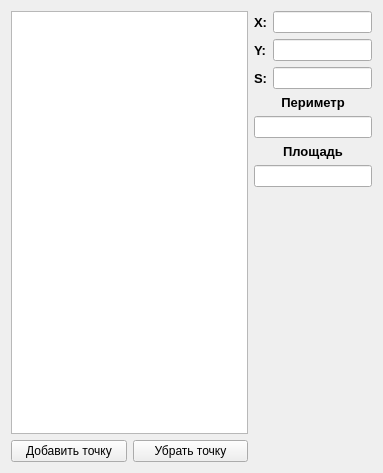
Qt form Qt/PolygonCalculator/widget.ui (Vergervan/Learning) before a commit.
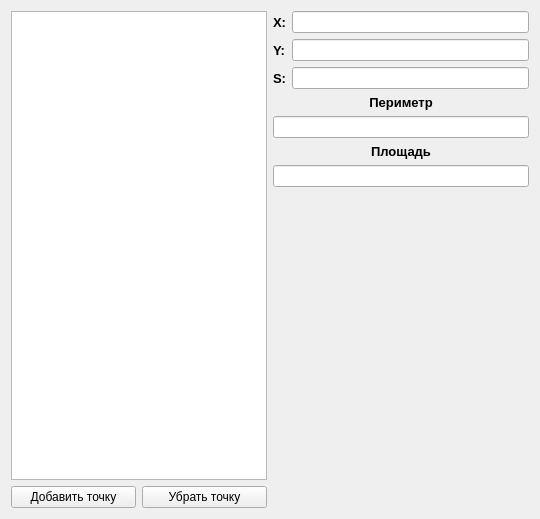
The same form after that commit.

Diff of the .ui file:
```diff
--- a/Qt/PolygonCalculator/widget.ui
+++ b/Qt/PolygonCalculator/widget.ui
@@ -6,8 +6,8 @@
    <rect>
     <x>0</x>
     <y>0</y>
-    <width>383</width>
-    <height>473</height>
+    <width>540</width>
+    <height>519</height>
    </rect>
   </property>
   <property name="windowTitle">
```
